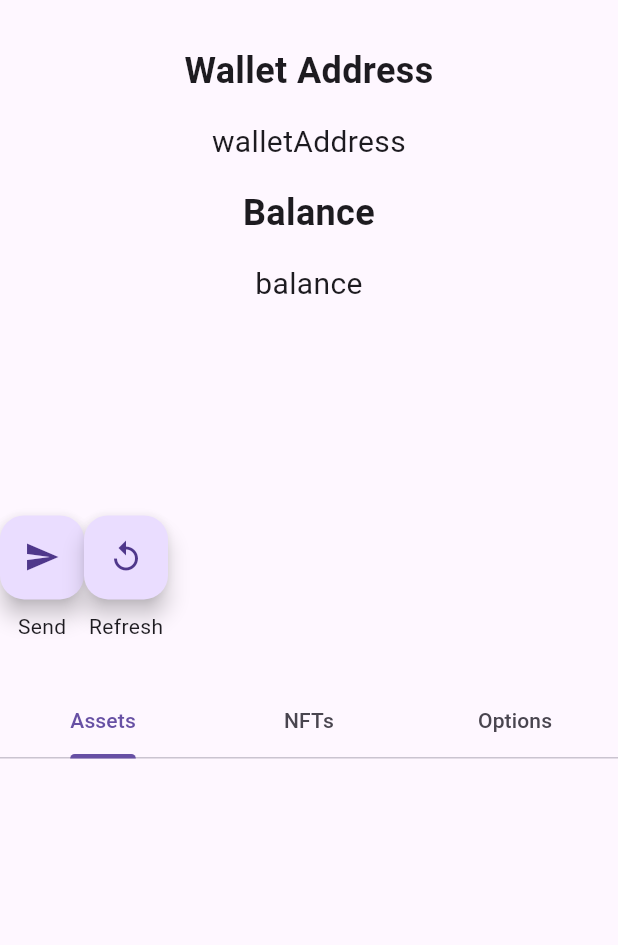
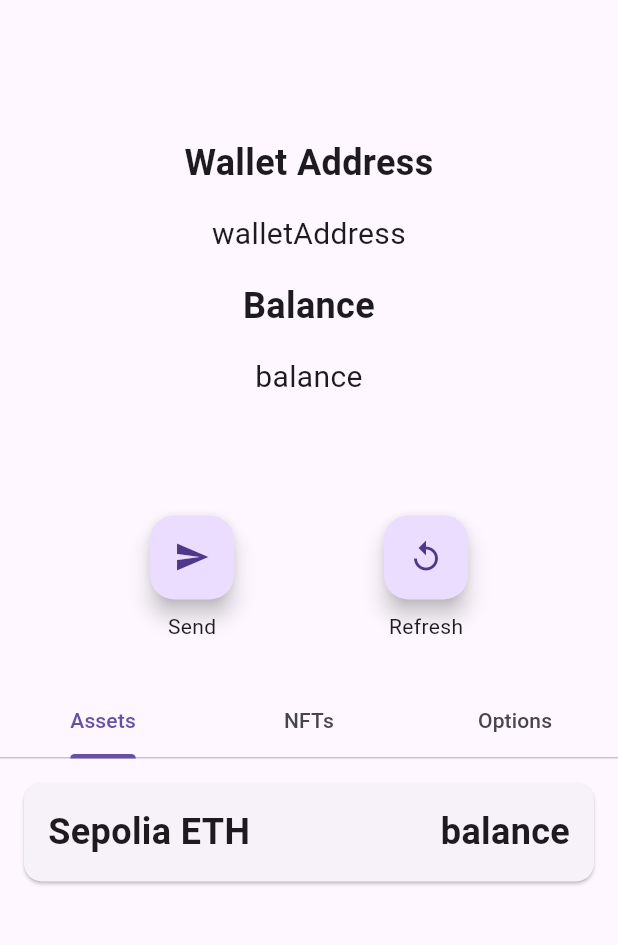
Before and after one commit to skwasimrazzak/oblix-wallet, a Flutter app: the WalletScreen screen opened directly, on a phone screen of 412 x 824 dp, the part 63-1008 px from its top. Run offline on Flutter 3.47's test engine with Material 3 defaults, Android fonts, the phone set to English and light mode, and no system bars; our stand-ins replace hex, shared_preferences; missing offline and left inert: bip39, ed25519_hd_key, web3dart; accounts and stored records are empty.

Commit message:
Wallet Screen Value builder

```diff
--- a/lib/wallet_screen.dart
+++ b/lib/wallet_screen.dart
@@ -1,18 +1,27 @@
 import 'package:flutter/material.dart';
+import 'package:oblix_wallet/create_or_import_screen.dart';
+import 'package:shared_preferences/shared_preferences.dart';
 
-class WalletScreen extends StatelessWidget {
+class WalletScreen extends StatefulWidget {
   const WalletScreen({super.key});
 
+  @override
+  State<WalletScreen> createState() => _WalletScreenState();
+}
+
+class _WalletScreenState extends State<WalletScreen> {
   @override
   Widget build(BuildContext context) {
     return Scaffold(
       appBar: AppBar(title: Text('Wallet')),
       body: Column(
+        crossAxisAlignment: CrossAxisAlignment.stretch,
         children: [
           Container(
             height: MediaQuery.of(context).size.height * 0.4,
             padding: EdgeInsets.all(16.0),
             child: Column(
+              mainAxisAlignment: MainAxisAlignment.center,
               children: [
                 Text(
                   'Wallet Address',
@@ -41,6 +50,7 @@ class WalletScreen extends StatelessWidget {
             ),
           ),
           Row(
+            mainAxisAlignment: MainAxisAlignment.spaceEvenly,
             children: [
               Column(
                 children: [
@@ -86,9 +96,58 @@ class WalletScreen extends StatelessWidget {
                   Expanded(
                     child: TabBarView(
                       children: [
-                        Column(children: [Card(), Text('')]),
+                        Column(
+                          children: [
+                            //Assets Tab
+                            Card(
+                              margin: EdgeInsets.all(16.0),
+                              child: Padding(
+                                padding: const EdgeInsets.all(16.0),
+                                child: Row(
+                                  mainAxisAlignment:
+                                      MainAxisAlignment.spaceBetween,
+                                  children: [
+                                    Text(
+                                      'Sepolia ETH',
+                                      style: TextStyle(
+                                        fontSize: 24.0,
+                                        fontWeight: FontWeight.bold,
+                                      ),
+                                    ),
+                                    Text(
+                                      'balance', //replace with variable
+                                      style: TextStyle(
+                                        fontSize: 24.0,
+                                        fontWeight: FontWeight.bold,
+                                      ),
+                                    ),
+                                  ],
+                                ),
+                              ),
+                            ),
+                          ],
+                        ),
+                        //NFTs Tab
                         SingleChildScrollView(),
-                        Center(),
+                        //Options Tab
+                        Center(
+                          child: ListTile(
+                            leading: Icon(Icons.logout),
+                            title: Text('logout'),
+                            onTap: () async {
+                              SharedPreferences prefs =
+                                  await SharedPreferences.getInstance();
+                              await prefs.remove('privateKey');
+                              Navigator.pushAndRemoveUntil(
+                                context,
+                                MaterialPageRoute(
+                                  builder: (context) => CreateOrImportScreen(),
+                                ),
+                                (route) => false,
+                              );
+                            },
+                          ),
+                        ),
                       ],
                     ),
                   ),
```
Also changed, not shown: lib/create_or_import_screen.dart (added, +10 -0 lines), lib/nft_balance.dart (added, +15 -0 lines).
